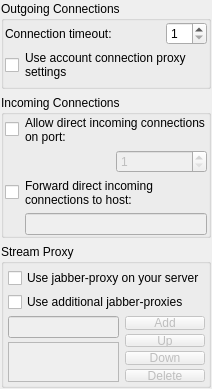
Old version of the form src/plugins/socksstreams/advancedsocksoptionswidget2.ui in the repository xnamed/vacuum-im.
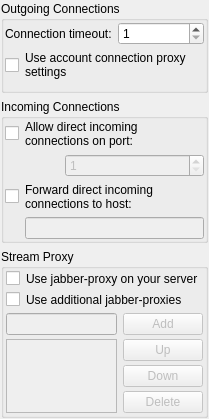
New version of the form.

```diff
--- a/src/plugins/socksstreams/advancedsocksoptionswidget2.ui
+++ b/src/plugins/socksstreams/advancedsocksoptionswidget2.ui
@@ -6,8 +6,8 @@
    <rect>
     <x>0</x>
     <y>0</y>
-    <width>195</width>
-    <height>389</height>
+    <width>209</width>
+    <height>419</height>
    </rect>
   </property>
   <property name="sizePolicy">
@@ -16,7 +16,7 @@
     <verstretch>0</verstretch>
    </sizepolicy>
   </property>
-  <layout class="QVBoxLayout" name="verticalLayout_4">
+  <layout class="QVBoxLayout" name="verticalLayout_5">
    <property name="leftMargin">
     <number>1</number>
    </property>
@@ -52,7 +52,7 @@
         <item>
          <widget class="QLabel" name="lblConnectTimeout">
           <property name="sizePolicy">
-           <sizepolicy hsizetype="Expanding" vsizetype="Preferred">
+           <sizepolicy hsizetype="Preferred" vsizetype="Preferred">
             <horstretch>0</horstretch>
             <verstretch>0</verstretch>
            </sizepolicy>
@@ -60,6 +60,9 @@
           <property name="text">
            <string>Connection timeout:</string>
           </property>
+          <property name="wordWrap">
+           <bool>true</bool>
+          </property>
           <property name="buddy">
            <cstring>spbConnectTimeout</cstring>
           </property>
@@ -68,7 +71,7 @@
         <item>
          <widget class="QSpinBox" name="spbConnectTimeout">
           <property name="sizePolicy">
-           <sizepolicy hsizetype="Preferred" vsizetype="Preferred">
+           <sizepolicy hsizetype="Expanding" vsizetype="Preferred">
             <horstretch>0</horstretch>
             <verstretch>0</verstretch>
            </sizepolicy>
@@ -234,7 +237,7 @@
              <enum>Qt::Horizontal</enum>
             </property>
             <property name="sizeType">
-             <enum>QSizePolicy::Expanding</enum>
+             <enum>QSizePolicy::Maximum</enum>
             </property>
             <property name="sizeHint" stdset="0">
              <size>
@@ -281,35 +284,81 @@
      <property name="title">
       <string>Stream Proxy</string>
      </property>
-     <layout class="QVBoxLayout" name="verticalLayout_5">
-      <property name="spacing">
-       <number>4</number>
-      </property>
+     <layout class="QVBoxLayout" name="verticalLayout_4">
       <property name="leftMargin">
-       <number>4</number>
+       <number>2</number>
       </property>
       <property name="topMargin">
-       <number>4</number>
+       <number>2</number>
       </property>
       <property name="rightMargin">
-       <number>3</number>
+       <number>2</number>
       </property>
       <property name="bottomMargin">
-       <number>3</number>
+       <number>2</number>
       </property>
+      <item>
+       <layout class="QHBoxLayout" name="horizontalLayout_5">
       <item>
        <widget class="QCheckBox" name="chbUseAccountStreamProxy">
+          <property name="sizePolicy">
+           <sizepolicy hsizetype="Preferred" vsizetype="Preferred">
+            <horstretch>0</horstretch>
+            <verstretch>0</verstretch>
+           </sizepolicy>
+          </property>
+          <property name="text">
+           <string/>
+          </property>
+         </widget>
+        </item>
+        <item>
+         <widget class="QLabel" name="label_4">
+          <property name="sizePolicy">
+           <sizepolicy hsizetype="Expanding" vsizetype="Preferred">
+            <horstretch>0</horstretch>
+            <verstretch>0</verstretch>
+           </sizepolicy>
+          </property>
         <property name="text">
          <string>Use jabber-proxy on your server</string>
         </property>
-       </widget>
-      </item>
+          <property name="wordWrap">
+           <bool>true</bool>
+          </property>
+         </widget>
+        </item>
+       </layout>
+      </item>
+      <item>
+       <layout class="QHBoxLayout" name="horizontalLayout_6">
       <item>
        <widget class="QCheckBox" name="chbUseUserStreamProxy">
+          <property name="sizePolicy">
+           <sizepolicy hsizetype="Preferred" vsizetype="Preferred">
+            <horstretch>0</horstretch>
+            <verstretch>0</verstretch>
+           </sizepolicy>
+          </property>
+          <property name="text">
+           <string/>
+          </property>
+         </widget>
+        </item>
+        <item>
+         <widget class="QLabel" name="label_5">
+          <property name="sizePolicy">
+           <sizepolicy hsizetype="Expanding" vsizetype="Preferred">
+            <horstretch>0</horstretch>
+            <verstretch>0</verstretch>
+           </sizepolicy>
+          </property>
         <property name="text">
          <string>Use additional jabber-proxies</string>
         </property>
        </widget>
+        </item>
+       </layout>
       </item>
       <item>
        <layout class="QHBoxLayout" name="horizontalLayout_2">
```
Lines whose indentation alone changed are shown as unchanged.
